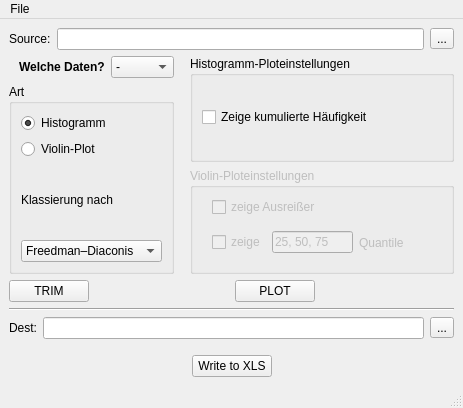
First picture: the form in gui/gui.ui, repository lhalb/gfmanager, before the edit.
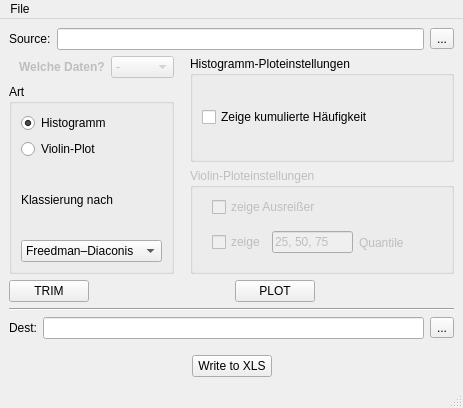
Second picture: the form after the edit.

Commit message: Implementierung TRIM-Dialog - Laden eines Bildes - Verstecken des Bildes bei Nichtbedarf - Implementierung eines Sliders zum anpassen der Inhaltsgröße - Implementioerung eines Sliderbasierten Abschneidens der Messwerte - Implementierung Kalibrierwert für Bildkalibrierung auf Rohdaten - Darstellung der nicht zu verwendenden Bildbereiche als Scatterplot

```diff
--- a/gui/gui.ui
+++ b/gui/gui.ui
@@ -50,6 +50,9 @@
           </property>
           <item>
            <widget class="QLabel" name="label_5">
+            <property name="enabled">
+             <bool>false</bool>
+            </property>
             <property name="font">
              <font>
               <pointsize>9</pointsize>
@@ -64,6 +67,9 @@
           </item>
           <item>
            <widget class="QComboBox" name="cb_plotchoice">
+            <property name="enabled">
+             <bool>false</bool>
+            </property>
             <property name="autoFillBackground">
              <bool>true</bool>
             </property>
```
Left out of the diff: 3 changed lines with no effect on the pictures. The commit also changes 7 other files.
